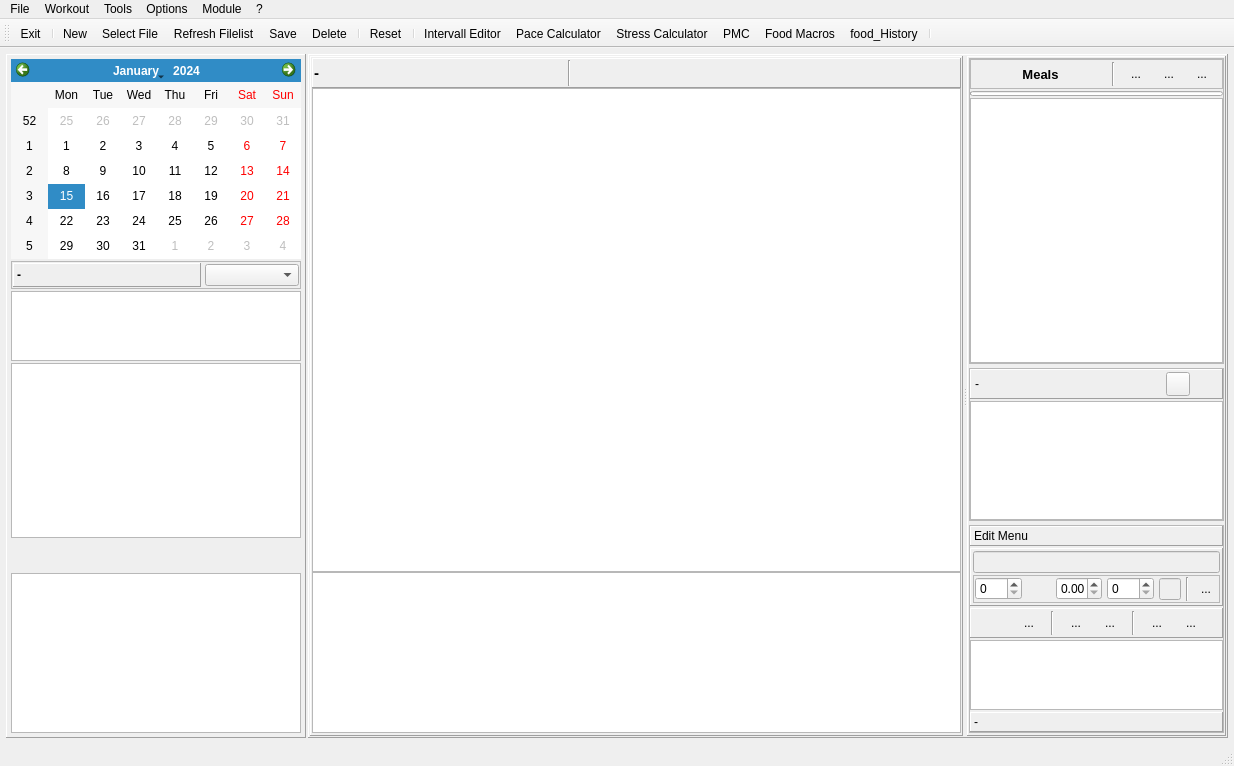
Old version of the form mainwindow.ui in the repository Tria-Andy/WorkoutEditor.
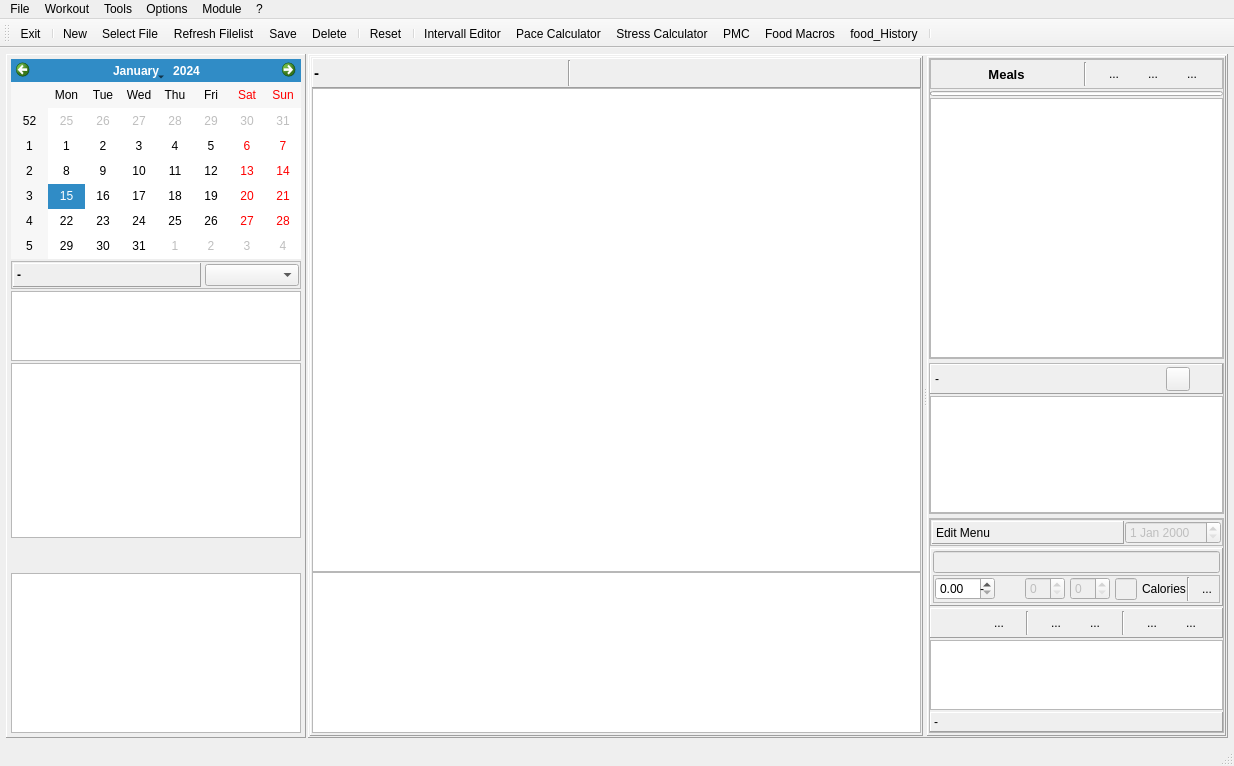
New version of the form. The open tabs and pages were chosen to show the change. Icons and pictures are not drawn. Custom widgets are drawn as their Qt base class.

```diff
--- a/mainwindow.ui
+++ b/mainwindow.ui
@@ -2569,27 +2569,73 @@
                    <number>0</number>
                   </property>
                   <item>
-                   <widget class="QLabel" name="label_menuEdit">
-                    <property name="minimumSize">
-                     <size>
-                      <width>0</width>
-                      <height>20</height>
-                     </size>
-                    </property>
-                    <property name="font">
-                     <font>
-                      <pointsize>9</pointsize>
-                     </font>
-                    </property>
+                   <widget class="QFrame" name="frame">
                     <property name="frameShape">
-                     <enum>QFrame::Panel</enum>
+                     <enum>QFrame::StyledPanel</enum>
                     </property>
                     <property name="frameShadow">
                      <enum>QFrame::Raised</enum>
                     </property>
-                    <property name="text">
-                     <string>Edit Menu</string>
-                    </property>
+                    <layout class="QHBoxLayout" name="horizontalLayout_18">
+                     <property name="spacing">
+                      <number>1</number>
+                     </property>
+                     <property name="leftMargin">
+                      <number>1</number>
+                     </property>
+                     <property name="topMargin">
+                      <number>1</number>
+                     </property>
+                     <property name="rightMargin">
+                      <number>1</number>
+                     </property>
+                     <property name="bottomMargin">
+                      <number>1</number>
+                     </property>
+                     <item>
+                      <widget class="QLabel" name="label_menuEdit">
+                       <property name="sizePolicy">
+                        <sizepolicy hsizetype="Preferred" vsizetype="Preferred">
+                         <horstretch>2</horstretch>
+                         <verstretch>0</verstretch>
+                        </sizepolicy>
+                       </property>
+                       <property name="minimumSize">
+                        <size>
+                         <width>0</width>
+                         <height>20</height>
+                        </size>
+                       </property>
+                       <property name="font">
+                        <font>
+                         <pointsize>9</pointsize>
+                        </font>
+                       </property>
+                       <property name="frameShape">
+                        <enum>QFrame::Panel</enum>
+                       </property>
+                       <property name="frameShadow">
+                        <enum>QFrame::Raised</enum>
+                       </property>
+                       <property name="text">
+                        <string>Edit Menu</string>
+                       </property>
+                      </widget>
+                     </item>
+                     <item>
+                      <widget class="QDateEdit" name="dateEdit_selectDay">
+                       <property name="enabled">
+                        <bool>false</bool>
+                       </property>
+                       <property name="sizePolicy">
+                        <sizepolicy hsizetype="Minimum" vsizetype="Fixed">
+                         <horstretch>1</horstretch>
+                         <verstretch>0</verstretch>
+                        </sizepolicy>
+                       </property>
+                      </widget>
+                     </item>
+                    </layout>
                    </widget>
                   </item>
                   <item>
@@ -2647,56 +2693,17 @@
                         <property name="bottomMargin">
                          <number>1</number>
                         </property>
-                        <item>
-                         <widget class="QSpinBox" name="spinBox_portion">
-                          <property name="maximumSize">
-                           <size>
-                            <width>60</width>
-                            <height>16777215</height>
-                           </size>
-                          </property>
-                          <property name="maximum">
-                           <number>1000</number>
-                          </property>
-                         </widget>
-                        </item>
-                        <item>
-                         <widget class="QToolButton" name="toolButton_switch">
-                          <property name="minimumSize">
-                           <size>
-                            <width>24</width>
-                            <height>24</height>
-                           </size>
-                          </property>
-                          <property name="maximumSize">
-                           <size>
-                            <width>24</width>
-                            <height>24</height>
-                           </size>
-                          </property>
-                          <property name="text">
-                           <string/>
-                          </property>
-                          <property name="icon">
-                           <iconset resource="resources.qrc">
-                            <normaloff>:/images/icons/Left-right.png</normaloff>:/images/icons/Left-right.png</iconset>
-                          </property>
-                          <property name="iconSize">
-                           <size>
-                            <width>18</width>
-                            <height>18</height>
-                           </size>
-                          </property>
-                          <property name="autoRaise">
-                           <bool>true</bool>
-                          </property>
-                         </widget>
-                        </item>
                         <item>
                          <widget class="QDoubleSpinBox" name="doubleSpinBox_portion">
+                          <property name="minimumSize">
+                           <size>
+                            <width>60</width>
+                            <height>0</height>
+                           </size>
+                          </property>
                           <property name="maximumSize">
                            <size>
-                            <width>50</width>
+                            <width>80</width>
                             <height>16777215</height>
                            </size>
                           </property>
@@ -2708,13 +2715,45 @@
                           </property>
                          </widget>
                         </item>
+                        <item>
+                         <widget class="QLabel" name="label_portInfo">
+                          <property name="minimumSize">
+                           <size>
+                            <width>50</width>
+                            <height>0</height>
+                           </size>
+                          </property>
+                          <property name="maximumSize">
+                           <size>
+                            <width>50</width>
+                            <height>16777215</height>
+                           </size>
+                          </property>
+                          <property name="text">
+                           <string>-</string>
+                          </property>
+                         </widget>
+                        </item>
                         <item>
                          <widget class="QSpinBox" name="spinBox_calories">
+                          <property name="enabled">
+                           <bool>false</bool>
+                          </property>
                           <property name="maximum">
                            <number>1000</number>
                           </property>
                          </widget>
                         </item>
+                        <item>
+                         <widget class="QSpinBox" name="spinBox_portFactor">
+                          <property name="enabled">
+                           <bool>false</bool>
+                          </property>
+                          <property name="maximum">
+                           <number>100</number>
+                          </property>
+                         </widget>
+                        </item>
                         <item>
                          <widget class="QLineEdit" name="lineEdit_calories">
                           <property name="enabled">
@@ -2722,6 +2761,19 @@
                           </property>
                          </widget>
                         </item>
+                        <item>
+                         <widget class="QLabel" name="label_calories">
+                          <property name="minimumSize">
+                           <size>
+                            <width>50</width>
+                            <height>0</height>
+                           </size>
+                          </property>
+                          <property name="text">
+                           <string>Calories</string>
+                          </property>
+                         </widget>
+                        </item>
                         <item>
                          <widget class="Line" name="line_18">
                           <property name="orientation">
```
Left out of the diff: 2 changed lines with no effect on the pictures.
